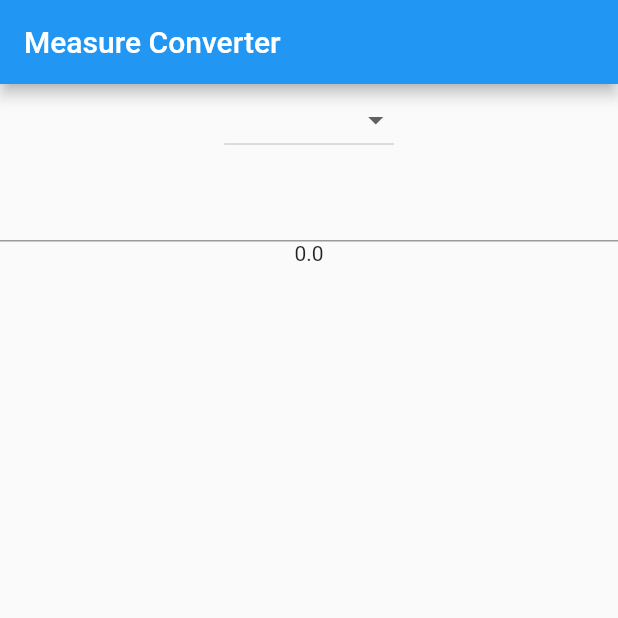
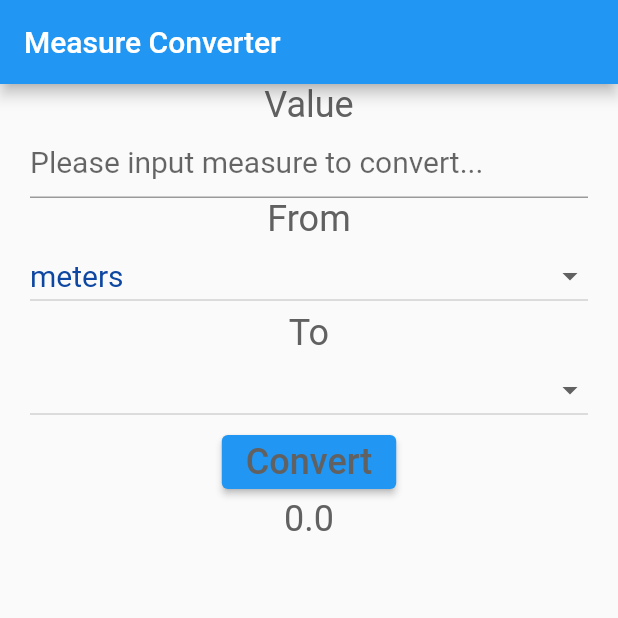
Before and after one commit to ducdx/flutter_project, a Flutter app: the screen it shows after launch, on a phone screen of 412 x 824 dp, the top half of it. Run offline on Flutter 3.47's test engine with Material 2 defaults, Android fonts, the phone set to English and light mode, and no system bars.

Commit message:
unit converter in-progress

```diff
--- a/unit_converter/lib/main.dart
+++ b/unit_converter/lib/main.dart
@@ -11,6 +11,9 @@ class MyApp extends StatefulWidget {
 
 class MyAppState extends State<MyApp> {
   double? _numberFrom;
+  String? _startMeasure;
+  String? _convertedMeasure;
+
   final List<String> _measures = [
     'meters',
     'kilometers',
@@ -22,9 +25,21 @@ class MyAppState extends State<MyApp> {
     'ounces',
   ];
 
+  final TextStyle inputStyle = TextStyle(
+    fontSize: 20,
+    color: Colors.blue.shade900,
+  );
+
+  final TextStyle labelStyle = TextStyle(
+    fontSize: 24,
+    color: Colors.grey.shade700,
+  );
+
   @override
   void initState() {
     _numberFrom = 0;
+    _startMeasure = "meters";
+    String? _convertedMeasure = "kilometers";
     super.initState();
   }
 
@@ -36,20 +51,21 @@ class MyAppState extends State<MyApp> {
           appBar: AppBar(
             title: const Text("Measure Converter"),
           ),
-        body: Center(
+          body: Container(
+            padding: EdgeInsets.symmetric(horizontal: 20),
+            child: SingleChildScrollView(
               child: Column(
                 children: [
-              DropdownButton<String>(
-                  items: _measures.map((String value){
-                    return DropdownMenuItem<String>(
-                      value: value,
-                      child: Text(value),
-                    );
-                  }).toList(),
-                onChanged: (_)=>{},
+                  Spacer(),
+                  Text(
+                    "Value",
+                    style: labelStyle,
                   ),
+                  Spacer(),
                   TextField(
-                style: TextStyle(fontSize: 28, color: Colors.black87),
+                    style: inputStyle,
+                    decoration: InputDecoration(
+                        hintText: "Please input measure to convert..."),
                     onChanged: (text) {
                       var rv = double.tryParse(text);
                       setState(() {
@@ -57,11 +73,76 @@ class MyAppState extends State<MyApp> {
                       });
                     },
                   ),
-              Text((_numberFrom == null) ? '' : _numberFrom.toString())
+                  Spacer(),
+                  Text(
+                    "From",
+                    style: labelStyle,
+                  ),
+                  Spacer(),
+                  DropdownButton<String>(
+                    isExpanded: true,
+                    style: inputStyle,
+                    items: _measures.map((String item) {
+                      return DropdownMenuItem<String>(
+                        value: item,
+                        child: Text(
+                          item,
+                          style: inputStyle,
+                        ),
+                      );
+                    }).toList(),
+                    onChanged: (item) {
+                      setState(() {
+                        _startMeasure = item;
+                      });
+                    },
+                    value: _startMeasure,
+                  ),
+                  Spacer(),
+                  Text(
+                    "To",
+                    style: labelStyle,
+                  ),
+                  Spacer(),
+                  DropdownButton<String>(
+                    isExpanded: true,
+                    items: _measures.map((String value) {
+                      return DropdownMenuItem<String>(
+                        value: value,
+                        child: Text(
+                          value,
+                          style: inputStyle,
+                        ),
+                      );
+                    }).toList(),
+                    onChanged: (value) {
+                      setState(() {
+                        _convertedMeasure = value;
+                      });
+                    },
+                    value: _convertedMeasure,
+                  ),
+                  Spacer(
+                    flex: 2,
+                  ),
+                  ElevatedButton(
+                    child: Text(
+                      "Convert",
+                      style: labelStyle,
+                    ),
+                    onPressed: () => {},
+                  ),
+                  Spacer(
+                    flex: 2,
+                  ),
+                  Text(
+                    (_numberFrom == null) ? '' : _numberFrom.toString(),
+                    style: labelStyle,
+                  ),
                 ],
               ),
             ),
-      ),
+          )),
     );
   }
 }
```
Lines whose indentation alone changed are shown as unchanged.
